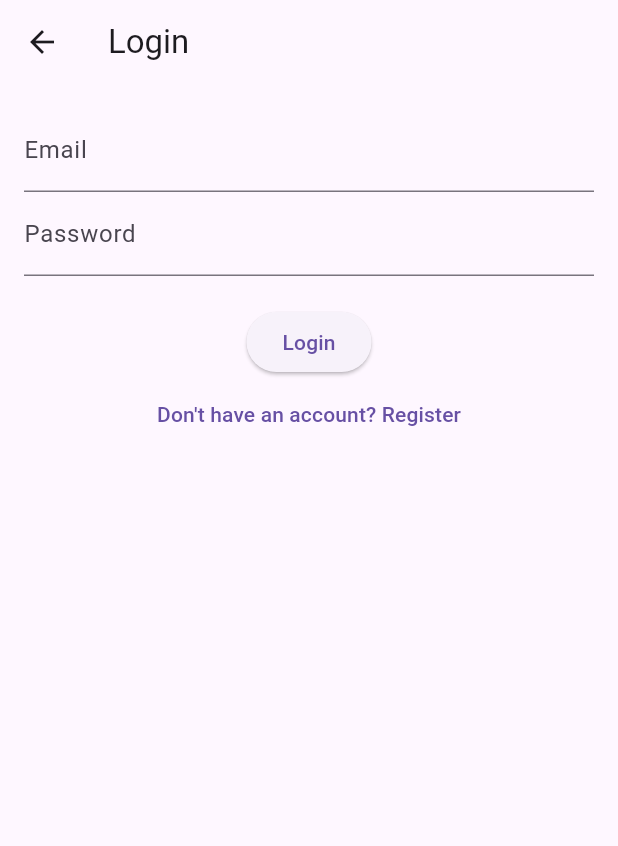
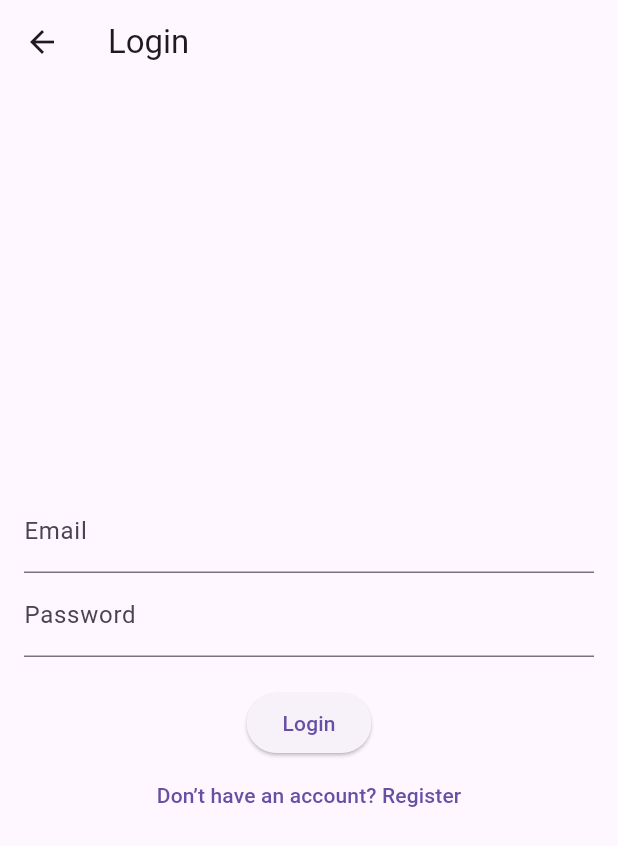
Before and after one commit to SanghaviPrachi/expensemanager2025_2, a Flutter app: the HomeScreen screen opened directly, after a tap on the "logout" icon, on a phone screen of 412 x 824 dp. Shown: the top 846 px of the screen. Run offline on Flutter 3.47's test engine with Material 3 defaults, Android fonts, the light colour scheme and no system bars; our stand-ins replace firebase_auth, firebase_core; accounts and stored records are empty; network calls fail.

Commit message:
login and register works

```diff
--- a/lib/main.dart
+++ b/lib/main.dart
@@ -5,6 +5,7 @@ import 'firebase_options.dart';
 import 'auth/auth_service.dart';
 import 'screens/home_screen.dart';
 import 'screens/login_screen.dart';
+import 'screens/splash_screen.dart';
 
 void main() async {
   WidgetsFlutterBinding.ensureInitialized();
@@ -17,7 +18,7 @@ class MyApp extends StatelessWidget {
   Widget build(BuildContext context) {
     return MaterialApp(
       debugShowCheckedModeBanner: false,
-      home: AuthWrapper(),
+      home: SplashScreen(),
     );
   }
 }
--- a/lib/screens/home_screen.dart
+++ b/lib/screens/home_screen.dart
@@ -1,33 +1,24 @@
 import 'package:flutter/material.dart';
-import 'package:firebase_auth/firebase_auth.dart';
+import '../auth/auth_service.dart';
 import 'login_screen.dart';
 
 class HomeScreen extends StatelessWidget {
-  const HomeScreen({Key? key}) : super(key: key);
-
-  void _logout(BuildContext context) async {
-    await FirebaseAuth.instance.signOut();
+  void logout(BuildContext context) async {
+    await AuthService().logoutUser();
     Navigator.pushReplacement(
-      context,
-      MaterialPageRoute(builder: (context) => const LoginScreen()), // Redirect to LoginScreen
-    );
+        context, MaterialPageRoute(builder: (context) => LoginScreen()));
   }
 
   @override
   Widget build(BuildContext context) {
     return Scaffold(
       appBar: AppBar(
-        title: const Text("Home"),
+        title: Text('Home'),
         actions: [
-          IconButton(
-            icon: const Icon(Icons.logout),
-            onPressed: () => _logout(context),
-          ),
+          IconButton(onPressed: () => logout(context), icon: Icon(Icons.logout))
         ],
       ),
-      body: const Center(
-        child: Text("Welcome to Expense Manager!"),
-      ),
+      body: Center(child: Text('Welcome to Expense Manager')),
     );
   }
 }
--- a/lib/screens/login_screen.dart
+++ b/lib/screens/login_screen.dart
@@ -1,53 +1,55 @@
-import '/auth/auth_service.dart';
+import 'package:flutter/material.dart';
+import '../auth/auth_service.dart';
 import 'home_screen.dart';
 import 'register_screen.dart';
-import '/widgets/custom_snackbar.dart';
-import 'package:flutter/material.dart';
 
 class LoginScreen extends StatefulWidget {
-  const LoginScreen({super.key});
-
   @override
-  State<LoginScreen> createState() => _LoginScreenState();
+  _LoginScreenState createState() => _LoginScreenState();
 }
 
 class _LoginScreenState extends State<LoginScreen> {
   final TextEditingController emailController = TextEditingController();
   final TextEditingController passwordController = TextEditingController();
-  final AuthService authService = AuthService();
   bool isLoading = false;
 
   void login() async {
     setState(() => isLoading = true);
-    String? error = await authService.loginUser(
-      emailController.text.trim(),
-      passwordController.text.trim(),
-    );
-
-    if (error == null) {
-      Navigator.pushReplacement(context, MaterialPageRoute(builder: (context) => const HomeScreen()));
-    } else {
-      showCustomSnackbar(context, error, Colors.red);
+    try {
+      await AuthService().loginUser(
+        emailController.text.trim(),
+        passwordController.text.trim(),
+      );
+      Navigator.pushReplacement(
+          context, MaterialPageRoute(builder: (context) => HomeScreen()));
+    } catch (e) {
+      setState(() => isLoading = false);
+      ScaffoldMessenger.of(context)
+          .showSnackBar(SnackBar(content: Text(e.toString())));
     }
-
-    setState(() => isLoading = false);
   }
 
   @override
   Widget build(BuildContext context) {
     return Scaffold(
-      appBar: AppBar(title: const Text('Login')),
+      appBar: AppBar(title: Text('Login')),
       body: Padding(
-        padding: const EdgeInsets.all(16.0),
+        padding: EdgeInsets.all(16.0),
         child: Column(
+          mainAxisAlignment: MainAxisAlignment.center,
           children: [
-            TextField(controller: emailController, decoration: const InputDecoration(labelText: 'Email')),
-            TextField(controller: passwordController, obscureText: true, decoration: const InputDecoration(labelText: 'Password')),
-            const SizedBox(height: 20),
-            isLoading ? const CircularProgressIndicator() : ElevatedButton(onPressed: login, child: const Text('Login')),
-            TextButton(onPressed: () {
-              Navigator.push(context, MaterialPageRoute(builder: (context) => const RegisterScreen()));
-            }, child: const Text("Don't have an account? Register"))
+            TextField(controller: emailController, decoration: InputDecoration(labelText: 'Email')),
+            TextField(controller: passwordController, decoration: InputDecoration(labelText: 'Password'), obscureText: true),
+            SizedBox(height: 20),
+            isLoading
+                ? CircularProgressIndicator()
+                : ElevatedButton(onPressed: login, child: Text('Login')),
+            TextButton(
+              onPressed: () {
+                Navigator.push(context, MaterialPageRoute(builder: (context) => RegisterScreen()));
+              },
+              child: Text('Don’t have an account? Register'),
+            ),
           ],
         ),
       ),
```
Also changed, not shown: lib/auth/auth_service.dart (+10 -39 lines), lib/screens/register_screen.dart (+23 -24 lines), lib/screens/splash_screen.dart (+6 -18 lines).
